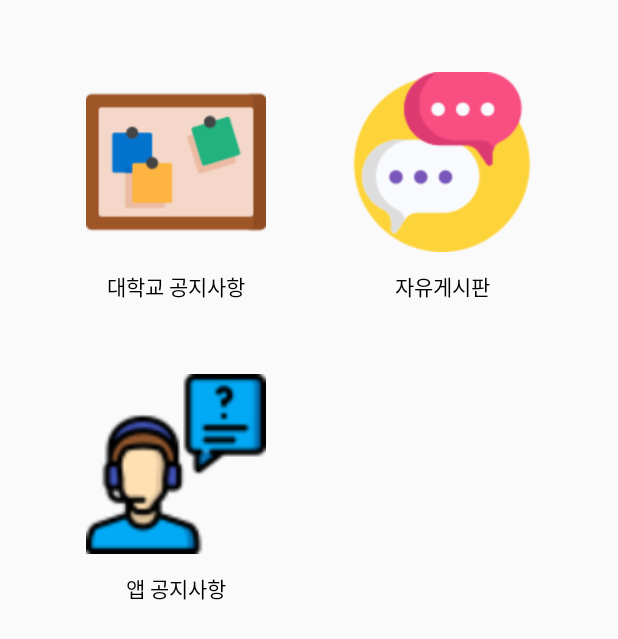
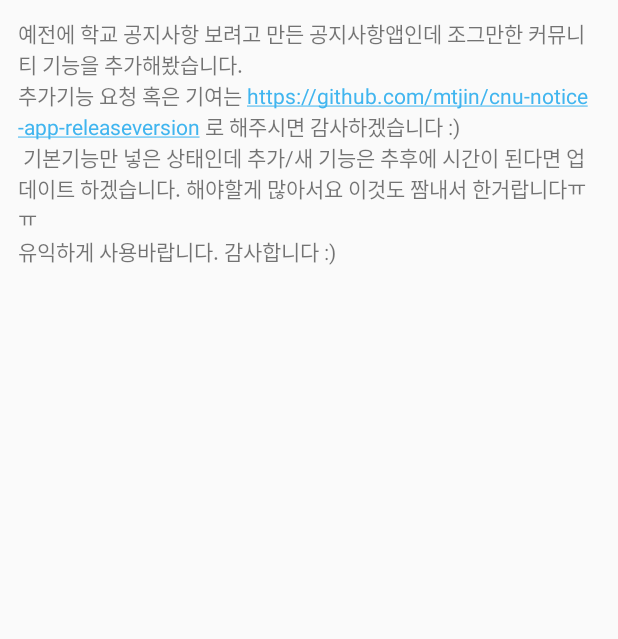
Before and after one commit to mtjin/cnu-notice-app-releaseversion, an Android app: the screen it shows after launch once a user with an empty profile is signed in (MainActivity before the commit, AppNoticeActivity after it), after a tap on an icon or button, on a phone screen of 412 x 824 dp. Shown: the top 639 px of the screen. Run offline under Robolectric (Android 15) with nearby library versions, the phone set to English and light mode, and no system bars; our stand-ins replace Firebase (no records; nobody signed in at launch, a user with empty details on screens opened directly), RxJava; plain views replace ElasticImageView.

Commit message:
[Implement] 앱 공지사항 로직 구현

```diff
--- a/CnuNoticeApp/app/src/main/java/com/mtjin/cnunoticeapp/views/main/MainActivity.kt
+++ b/CnuNoticeApp/app/src/main/java/com/mtjin/cnunoticeapp/views/main/MainActivity.kt
@@ -6,6 +6,7 @@ import androidx.lifecycle.Observer
 import com.mtjin.cnunoticeapp.R
 import com.mtjin.cnunoticeapp.base.BaseActivity
 import com.mtjin.cnunoticeapp.databinding.ActivityMainBinding
+import com.mtjin.cnunoticeapp.views.app_notice.AppNoticeActivity
 import com.mtjin.cnunoticeapp.views.board.BoardActivity
 import com.mtjin.cnunoticeapp.views.univ_notice.NoticeActivity
 import org.koin.androidx.viewmodel.ext.android.viewModel
@@ -32,7 +33,8 @@ class MainActivity : BaseActivity<ActivityMainBinding>(R.layout.activity_main) {
             })
 
             goAppNotice.observe(this@MainActivity, Observer {
-
+                val intent = Intent(this@MainActivity, AppNoticeActivity::class.java)
+                startActivity(intent)
             })
         }
     }
--- a/CnuNoticeApp/app/src/main/res/layout/activity_app_notice.xml
+++ b/CnuNoticeApp/app/src/main/res/layout/activity_app_notice.xml
@@ -1,9 +1,16 @@
 <?xml version="1.0" encoding="utf-8"?>
-<androidx.constraintlayout.widget.ConstraintLayout xmlns:android="http://schemas.android.com/apk/res/android"
-    xmlns:app="http://schemas.android.com/apk/res-auto"
+<LinearLayout xmlns:android="http://schemas.android.com/apk/res/android"
     xmlns:tools="http://schemas.android.com/tools"
     android:layout_width="match_parent"
     android:layout_height="match_parent"
+    android:padding="@dimen/padding_12dp"
     tools:context=".views.app_notice.AppNoticeActivity">
 
-</androidx.constraintlayout.widget.ConstraintLayout>
+    <androidx.appcompat.widget.AppCompatTextView
+        android:layout_width="wrap_content"
+        android:layout_height="wrap_content"
+        android:autoLink="web"
+        android:text="@string/app_notice_explain_text"
+        android:textSize="@dimen/text_size_14sp" />
+
+</LinearLayout>
--- a/CnuNoticeApp/app/src/main/res/values/strings.xml
+++ b/CnuNoticeApp/app/src/main/res/values/strings.xml
@@ -13,8 +13,7 @@
     <string name="dialog_favorite_add_text">즐겨찾기에 추가하시겠습니까?</string>
     <string name="no_text">NO</string>
     <string name="yes_text">YES</string>
-    <string name="explain_text">번호를 누르면 즐겨찾기 추가/해제, 내용을 누르면 해당 링크로 이동합니다.
-    추가기능 요청 혹은 기여는 https://github.com/mtjin/cnu-notice-app-releaseversion 로 해주시면 감사하겠습니다 :) 현재 기본기능만 넣은 상태인데 추후에 더 업데이트 하겠습니다. 할게많아서 ㅠㅠ</string>
+    <string name="explain_text">번호를 누르면 즐겨찾기 추가/해제, 내용을 누르면 해당 링크로 이동합니다.</string>
     <string name="dialog_favorite_delete_text">즐겨찾기를 삭제하시겠습니까?</string>
     <string name="add_success_text">추가되었습니다</string>
     <string name="delete_success_text">삭제되었습니다</string>
@@ -51,4 +50,5 @@
     <string name="already_recommend_board_msg">이미 추천한 게시물입니다.</string>
     <string name="recommend_fail_msg">추천실패</string>
     <string name="search_title_content_hint">제목/내용 입력</string>
+    <string name="app_notice_explain_text">예전에 학교 공지사항 보려고 만든 공지사항앱인데 조그만한 커뮤니티 기능을 추가해봤습니다.\n추가기능 요청 혹은 기여는 https://github.com/mtjin/cnu-notice-app-releaseversion 로 해주시면 감사하겠습니다 :)\n 기본기능만 넣은 상태인데 추가/새 기능은 추후에 시간이 된다면 업데이트 하겠습니다. 해야할게 많아서요 이것도 짬내서 한거랍니다ㅠㅠ\n유익하게 사용바랍니다. 감사합니다 :)</string>
 </resources>
```
